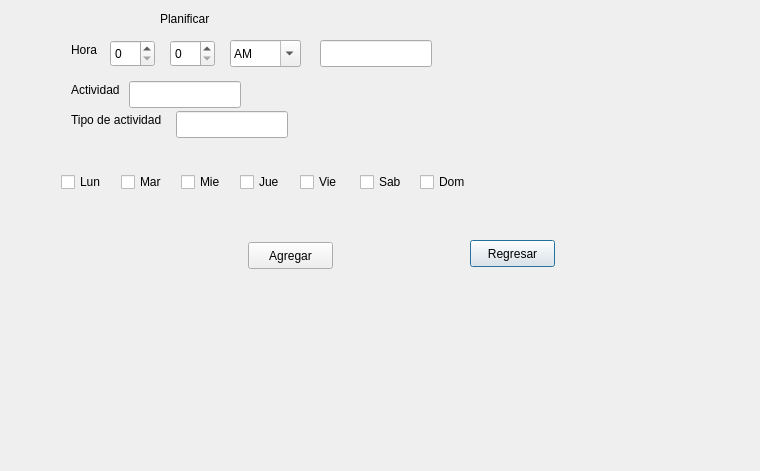
Above: omega/omega/planificar.ui from orianapedroza/proyectoLM1 before the change. Below: the same form after it.
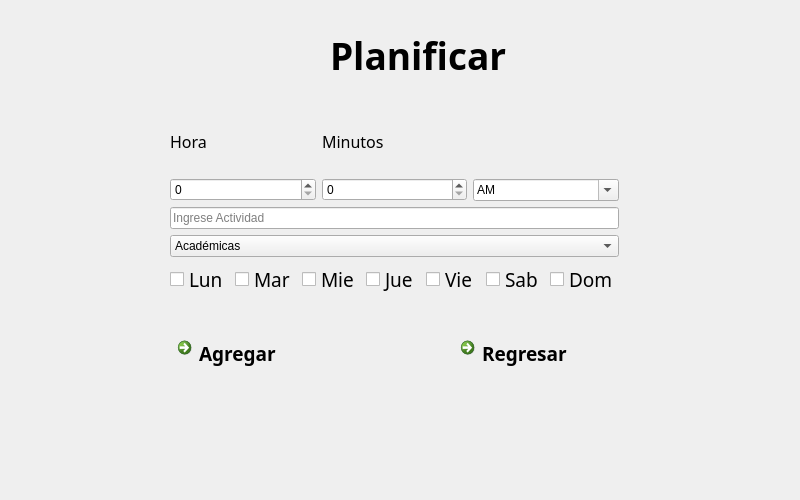
That is the form after the change.

```diff
--- a/omega/omega/planificar.ui
+++ b/omega/omega/planificar.ui
@@ -6,8 +6,8 @@
    <rect>
     <x>0</x>
     <y>0</y>
-    <width>760</width>
-    <height>471</height>
+    <width>800</width>
+    <height>500</height>
    </rect>
   </property>
   <property name="windowTitle">
@@ -16,211 +16,53 @@
   <widget class="QLabel" name="label">
    <property name="geometry">
     <rect>
-     <x>160</x>
-     <y>10</y>
-     <width>131</width>
-     <height>17</height>
+     <x>330</x>
+     <y>20</y>
+     <width>181</width>
+     <height>71</height>
     </rect>
    </property>
+   <property name="font">
+    <font>
+     <family>Padauk</family>
+     <pointsize>28</pointsize>
+     <weight>75</weight>
+     <bold>true</bold>
+    </font>
+   </property>
    <property name="text">
     <string>Planificar</string>
    </property>
   </widget>
-  <widget class="QPushButton" name="regresar">
+  <widget class="QWidget" name="">
    <property name="geometry">
     <rect>
-     <x>470</x>
-     <y>240</y>
-     <width>85</width>
-     <height>27</height>
+     <x>170</x>
+     <y>110</y>
+     <width>449</width>
+     <height>186</height>
     </rect>
    </property>
-   <property name="text">
-    <string>Regresar</string>
-   </property>
-  </widget>
-  <widget class="QPushButton" name="botonagregar">
-   <property name="geometry">
-    <rect>
-     <x>248</x>
-     <y>242</y>
-     <width>85</width>
-     <height>27</height>
-    </rect>
-   </property>
-   <property name="text">
-    <string>Agregar</string>
-   </property>
-  </widget>
-  <widget class="QCheckBox" name="dom">
-   <property name="geometry">
-    <rect>
-     <x>420</x>
-     <y>171</y>
-     <width>57</width>
-     <height>22</height>
-    </rect>
-   </property>
-   <property name="text">
-    <string>Dom</string>
-   </property>
-  </widget>
-  <widget class="QCheckBox" name="sab">
-   <property name="geometry">
-    <rect>
-     <x>360</x>
-     <y>171</y>
-     <width>50</width>
-     <height>22</height>
-    </rect>
-   </property>
-   <property name="text">
-    <string>Sab</string>
-   </property>
-  </widget>
-  <widget class="QCheckBox" name="mier">
-   <property name="geometry">
-    <rect>
-     <x>181</x>
-     <y>171</y>
-     <width>50</width>
-     <height>22</height>
-    </rect>
-   </property>
-   <property name="text">
-    <string>Mie</string>
-   </property>
-  </widget>
-  <widget class="QCheckBox" name="jue">
-   <property name="geometry">
-    <rect>
-     <x>240</x>
-     <y>171</y>
-     <width>47</width>
-     <height>22</height>
-    </rect>
-   </property>
-   <property name="text">
-    <string>Jue</string>
-   </property>
-  </widget>
-  <widget class="QCheckBox" name="vie">
-   <property name="geometry">
-    <rect>
-     <x>300</x>
-     <y>171</y>
-     <width>47</width>
-     <height>22</height>
-    </rect>
-   </property>
-   <property name="text">
-    <string>Vie</string>
-   </property>
-  </widget>
-  <widget class="QCheckBox" name="lun">
-   <property name="geometry">
-    <rect>
-     <x>61</x>
-     <y>171</y>
-     <width>51</width>
-     <height>22</height>
-    </rect>
-   </property>
-   <property name="text">
-    <string>Lun</string>
-   </property>
-  </widget>
-  <widget class="QCheckBox" name="mar">
-   <property name="geometry">
-    <rect>
-     <x>121</x>
-     <y>171</y>
-     <width>52</width>
-     <height>22</height>
-    </rect>
-   </property>
-   <property name="text">
-    <string>Mar</string>
-   </property>
-  </widget>
-  <widget class="QLineEdit" name="tipoact_2">
-   <property name="geometry">
-    <rect>
-     <x>176</x>
-     <y>111</y>
-     <width>112</width>
-     <height>27</height>
-    </rect>
-   </property>
-  </widget>
-  <widget class="QLabel" name="tipoact">
-   <property name="geometry">
-    <rect>
-     <x>71</x>
-     <y>111</y>
-     <width>99</width>
-     <height>17</height>
-    </rect>
-   </property>
-   <property name="text">
-    <string>Tipo de actividad </string>
-   </property>
-  </widget>
-  <widget class="QLineEdit" name="hora_2">
-   <property name="geometry">
-    <rect>
-     <x>320</x>
-     <y>40</y>
-     <width>112</width>
-     <height>27</height>
-    </rect>
-   </property>
-  </widget>
-  <widget class="QLabel" name="hora">
-   <property name="geometry">
-    <rect>
-     <x>71</x>
-     <y>41</y>
-     <width>28</width>
-     <height>17</height>
-    </rect>
+   <layout class="QVBoxLayout" name="verticalLayout_4">
+    <item>
+     <layout class="QHBoxLayout" name="horizontalLayout">
+      <item>
+       <layout class="QVBoxLayout" name="verticalLayout">
+        <item>
+         <widget class="QLabel" name="label_2">
+          <property name="font">
+           <font>
+            <family>Padauk</family>
+            <pointsize>12</pointsize>
+           </font>
    </property>
    <property name="text">
     <string>Hora</string>
    </property>
   </widget>
-  <widget class="QLabel" name="actividad">
-   <property name="geometry">
-    <rect>
-     <x>71</x>
-     <y>81</y>
-     <width>52</width>
-     <height>17</height>
-    </rect>
-   </property>
-   <property name="text">
-    <string>Actividad</string>
-   </property>
-  </widget>
-  <widget class="QLineEdit" name="actividad_2">
-   <property name="geometry">
-    <rect>
-     <x>129</x>
-     <y>81</y>
-     <width>112</width>
-     <height>27</height>
-    </rect>
-   </property>
-  </widget>
+        </item>
+        <item>
   <widget class="QSpinBox" name="hora_3">
-   <property name="geometry">
-    <rect>
-     <x>110</x>
-     <y>40</y>
-     <width>45</width>
-     <height>27</height>
-    </rect>
-   </property>
    <property name="accelerated">
     <bool>false</bool>
    </property>
@@ -243,28 +85,50 @@
     <number>0</number>
    </property>
   </widget>
+        </item>
+       </layout>
+      </item>
+      <item>
+       <layout class="QVBoxLayout" name="verticalLayout_2">
+        <item>
+         <widget class="QLabel" name="label_3">
+          <property name="font">
+           <font>
+            <family>Padauk</family>
+            <pointsize>12</pointsize>
+           </font>
+          </property>
+          <property name="text">
+           <string>Minutos</string>
+          </property>
+         </widget>
+        </item>
+        <item>
   <widget class="QSpinBox" name="min_3">
-   <property name="geometry">
-    <rect>
-     <x>170</x>
-     <y>40</y>
-     <width>45</width>
-     <height>27</height>
-    </rect>
-   </property>
    <property name="maximum">
     <number>59</number>
    </property>
   </widget>
+        </item>
+       </layout>
+      </item>
+      <item>
+       <layout class="QVBoxLayout" name="verticalLayout_3">
+        <item>
+         <spacer name="verticalSpacer">
+          <property name="orientation">
+           <enum>Qt::Vertical</enum>
+          </property>
+          <property name="sizeHint" stdset="0">
+           <size>
+            <width>20</width>
+            <height>40</height>
+           </size>
+          </property>
+         </spacer>
+        </item>
+        <item>
   <widget class="QComboBox" name="universal">
-   <property name="geometry">
-    <rect>
-     <x>230</x>
-     <y>40</y>
-     <width>71</width>
-     <height>27</height>
-    </rect>
-   </property>
    <property name="toolTip">
     <string/>
    </property>
@@ -275,7 +139,7 @@
     <bool>true</bool>
    </property>
    <property name="currentText">
-    <string>M</string>
+           <string>AM</string>
    </property>
    <property name="currentIndex">
     <number>0</number>
@@ -308,6 +172,210 @@
     </property>
    </item>
   </widget>
+        </item>
+       </layout>
+      </item>
+     </layout>
+    </item>
+    <item>
+     <widget class="QLineEdit" name="actividad_2">
+      <property name="placeholderText">
+       <string>Ingrese Actividad</string>
+      </property>
+      <property name="clearButtonEnabled">
+       <bool>true</bool>
+      </property>
+     </widget>
+    </item>
+    <item>
+     <widget class="QComboBox" name="TIPO">
+      <item>
+       <property name="text">
+        <string>Académicas</string>
+       </property>
+      </item>
+      <item>
+       <property name="text">
+        <string>Rutinarias</string>
+       </property>
+      </item>
+      <item>
+       <property name="text">
+        <string>Eventuales</string>
+       </property>
+      </item>
+     </widget>
+    </item>
+    <item>
+     <layout class="QHBoxLayout" name="horizontalLayout_2">
+      <item>
+       <widget class="QCheckBox" name="lun">
+        <property name="font">
+         <font>
+          <family>Padauk</family>
+          <pointsize>14</pointsize>
+         </font>
+        </property>
+        <property name="text">
+         <string>Lun</string>
+        </property>
+       </widget>
+      </item>
+      <item>
+       <widget class="QCheckBox" name="mar">
+        <property name="font">
+         <font>
+          <family>Padauk</family>
+          <pointsize>14</pointsize>
+         </font>
+        </property>
+        <property name="text">
+         <string>Mar</string>
+        </property>
+       </widget>
+      </item>
+      <item>
+       <widget class="QCheckBox" name="mier">
+        <property name="font">
+         <font>
+          <family>Padauk</family>
+          <pointsize>14</pointsize>
+         </font>
+        </property>
+        <property name="text">
+         <string>Mie</string>
+        </property>
+       </widget>
+      </item>
+      <item>
+       <widget class="QCheckBox" name="jue">
+        <property name="font">
+         <font>
+          <family>Padauk</family>
+          <pointsize>14</pointsize>
+         </font>
+        </property>
+        <property name="text">
+         <string>Jue</string>
+        </property>
+       </widget>
+      </item>
+      <item>
+       <widget class="QCheckBox" name="vie">
+        <property name="font">
+         <font>
+          <family>Padauk</family>
+          <pointsize>14</pointsize>
+         </font>
+        </property>
+        <property name="text">
+         <string>Vie</string>
+        </property>
+       </widget>
+      </item>
+      <item>
+       <widget class="QCheckBox" name="sab">
+        <property name="font">
+         <font>
+          <family>Padauk</family>
+          <pointsize>14</pointsize>
+         </font>
+        </property>
+        <property name="text">
+         <string>Sab</string>
+        </property>
+       </widget>
+      </item>
+      <item>
+       <widget class="QCheckBox" name="dom">
+        <property name="font">
+         <font>
+          <family>Padauk</family>
+          <pointsize>14</pointsize>
+         </font>
+        </property>
+        <property name="text">
+         <string>Dom</string>
+        </property>
+       </widget>
+      </item>
+     </layout>
+    </item>
+   </layout>
+  </widget>
+  <widget class="QWidget" name="">
+   <property name="geometry">
+    <rect>
+     <x>170</x>
+     <y>330</y>
+     <width>451</width>
+     <height>50</height>
+    </rect>
+   </property>
+   <layout class="QHBoxLayout" name="horizontalLayout_3">
+    <item>
+     <widget class="QCommandLinkButton" name="AGREGAR">
+      <property name="font">
+       <font>
+        <family>Padauk</family>
+        <pointsize>14</pointsize>
+       </font>
+      </property>
+      <property name="text">
+       <string>Agregar</string>
+      </property>
+     </widget>
+    </item>
+    <item>
+     <spacer name="horizontalSpacer">
+      <property name="orientation">
+       <enum>Qt::Horizontal</enum>
+      </property>
+      <property name="sizeHint" stdset="0">
+       <size>
+        <width>40</width>
+        <height>20</height>
+       </size>
+      </property>
+     </spacer>
+    </item>
+    <item>
+     <widget class="QCommandLinkButton" name="REGRESAR">
+      <property name="font">
+       <font>
+        <family>Padauk</family>
+        <pointsize>14</pointsize>
+       </font>
+      </property>
+      <property name="text">
+       <string>Regresar</string>
+      </property>
+     </widget>
+    </item>
+   </layout>
+  </widget>
+  <zorder>label</zorder>
+  <zorder>dom</zorder>
+  <zorder>sab</zorder>
+  <zorder>mier</zorder>
+  <zorder>jue</zorder>
+  <zorder>vie</zorder>
+  <zorder>lun</zorder>
+  <zorder>mar</zorder>
+  <zorder>actividad_2</zorder>
+  <zorder>hora_3</zorder>
+  <zorder>min_3</zorder>
+  <zorder>universal</zorder>
+  <zorder>label_2</zorder>
+  <zorder>label_3</zorder>
+  <zorder>TIPO</zorder>
+  <zorder>AGREGAR</zorder>
+  <zorder>REGRESAR</zorder>
+  <zorder>horizontalSpacer_2</zorder>
+  <zorder>horizontalSpacer_2</zorder>
+  <zorder>verticalSpacer</zorder>
+  <zorder>verticalSpacer</zorder>
+  <zorder>horizontalSpacer</zorder>
  </widget>
  <resources/>
  <connections/>
```
Lines whose indentation alone changed are shown as unchanged.
